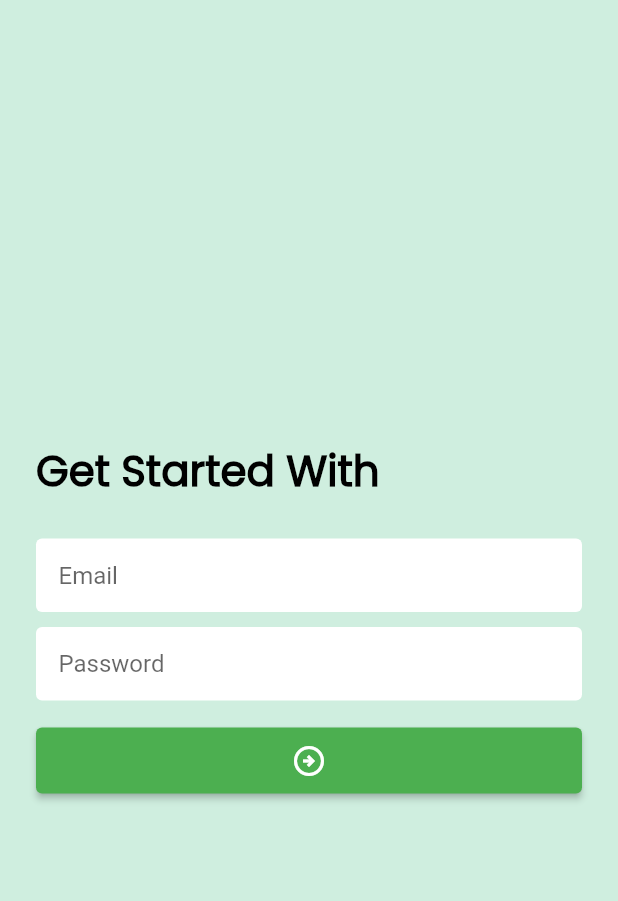
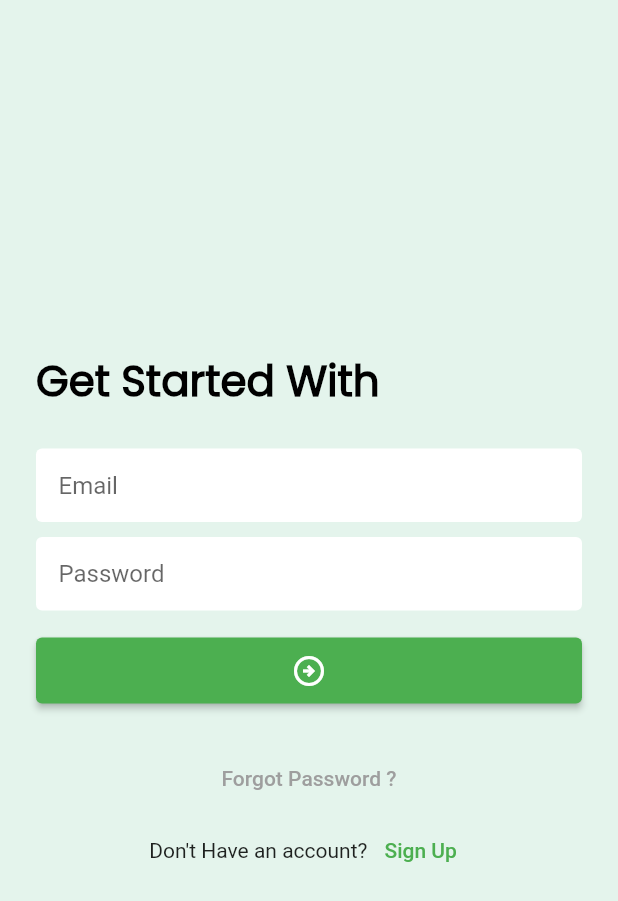
Before and after one commit to Ibrahim-K98han/Flutter_Taskmanager_Application, a Flutter app: the screen it shows after launch, on a phone screen of 412 x 824 dp. Shown: the top 901 px of the screen. Run offline on Flutter 3.47's test engine with Material 2 defaults, Android fonts, the phone set to English and light mode, and no system bars; our stand-ins replace lottie.

Commit message:
login ui done

```diff
--- a/lib/ui/screens/login_screen.dart
+++ b/lib/ui/screens/login_screen.dart
@@ -47,10 +47,38 @@ class _LoginScreenState extends State<LoginScreen> {
               AppElevatedButton(
                 onTap: () {},
                 child: const Icon(Icons.arrow_circle_right_outlined),
-            )
+              ),
+              const SizedBox(
+                height: 24,
+              ),
+              Center(
+                child: TextButton(
+                  style: TextButton.styleFrom(padding: EdgeInsets.zero),
+                  onPressed: () {},
+                  child: const Text(
+                    'Forgot Password ?',
+                    style: TextStyle(color: Colors.grey),
+                  ),
+                ),
+              ),
+              Row(
+                mainAxisAlignment: MainAxisAlignment.center,
+                children: [
+                  const Text('Don\'t Have an account? '),
+                  TextButton(
+                    style: TextButton.styleFrom(padding: EdgeInsets.zero),
+                    onPressed: () {},
+                    child: const Text(
+                      'Sign Up',
+                      style: TextStyle(color: Colors.green),
+                    ),
+                  ),
+                ],
+              ),
             ],
           ),
         ),
-    ));
+      ),
+    );
   }
 }
--- a/lib/ui/widgets/screen_background.dart
+++ b/lib/ui/widgets/screen_background.dart
@@ -14,7 +14,7 @@ class ScreenBackgroun extends StatelessWidget {
         Container(
           width: screenSize.width,
           height: screenSize.height,
-          color: colorGreen.withOpacity(.2),
+          color: colorGreen.withOpacity(.1),
         ),
         widget
       ],
```
Lines whose indentation alone changed are shown as unchanged.
